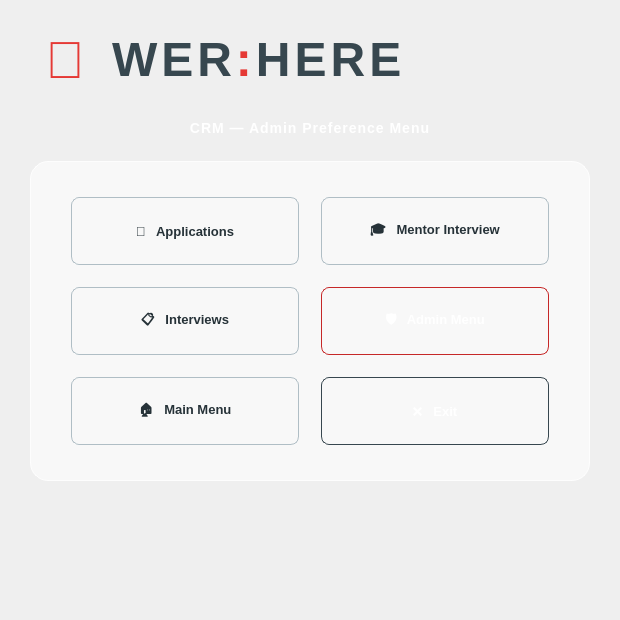
This is ui/admin_preferences.ui in waseemisaac91/CRM as Qt 5 draws it before an edit. The edited form follows.
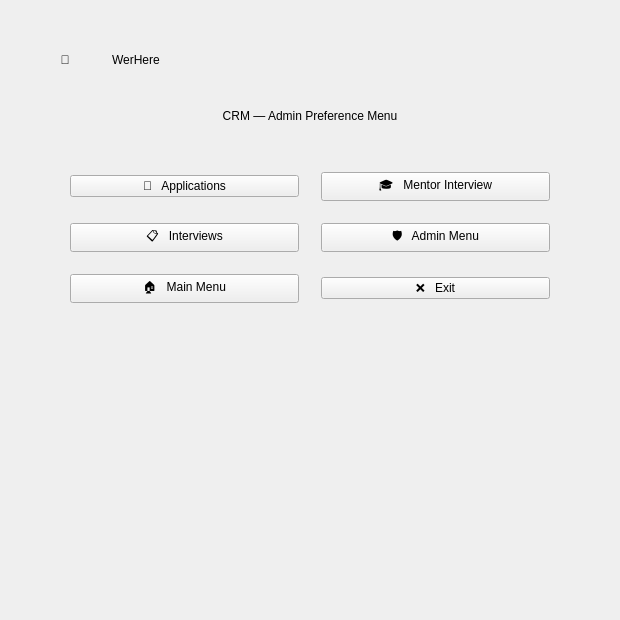
This is the edited form.

Diff of the .ui file:
```diff
--- a/ui/admin_preferences.ui
+++ b/ui/admin_preferences.ui
@@ -19,106 +19,6 @@
   <property name="windowTitle">
    <string>Admin Preference Menu</string>
   </property>
-  <property name="styleSheet">
-   <string notr="true">QWidget#AdminPreferences {
-    background: qlineargradient(x1:0, y1:0, x2:1, y2:1,
-        stop:0 #eef1f5, stop:0.5 #dde3ea, stop:1 #c9d1da);
-}
-
-/* ---------- Logo ---------- */
-QLabel#lblLogo {
-    font-size: 36px;
-    font-weight: 800;
-    color: #37474f;
-    letter-spacing: 4px;
-}
-
-QLabel#lblLogoAccent {
-    color: #e53935;
-    font-weight: 800;
-    font-size: 36px;
-    letter-spacing: 4px;
-}
-
-/* ---------- Red title bar ---------- */
-QFrame#frmTitle {
-    background-color: qlineargradient(x1:0, y1:0, x2:1, y2:0,
-        stop:0 #e53935, stop:1 #ff5252);
-    border-radius: 6px;
-    min-height: 38px;
-    max-height: 38px;
-}
-
-QLabel#lblTitle {
-    color: #ffffff;
-    font-size: 14px;
-    font-weight: bold;
-    letter-spacing: 1px;
-    padding-left: 12px;
-    padding-right: 12px;
-}
-
-/* ---------- Main card ---------- */
-QFrame#frmMenu {
-    background-color: rgba(255, 255, 255, 0.55);
-    border: 1px solid rgba(255, 255, 255, 0.85);
-    border-radius: 18px;
-}
-
-/* ---------- Buttons ---------- */
-QPushButton {
-    background: qlineargradient(x1:0, y1:0, x2:0, y2:1,
-        stop:0 #ffffff, stop:1 #e6e9ee);
-    color: #263238;
-    border: 1px solid #b0bec5;
-    border-radius: 8px;
-    font-size: 13px;
-    font-weight: bold;
-    padding: 12px 16px;
-    min-height: 42px;
-    text-align: center;
-}
-QPushButton:hover {
-    background: qlineargradient(x1:0, y1:0, x2:0, y2:1,
-        stop:0 #e3f2fd, stop:1 #bbdefb);
-    border: 1px solid #64b5f6;
-    color: #0d47a1;
-}
-QPushButton:pressed {
-    background: qlineargradient(x1:0, y1:0, x2:0, y2:1,
-        stop:0 #bbdefb, stop:1 #90caf9);
-}
-QPushButton:focus {
-    border: 2px solid #42a5f5;
-}
-
-/* ---------- Admin (highlighted) ---------- */
-QPushButton#btnAdmin {
-    background: qlineargradient(x1:0, y1:0, x2:0, y2:1,
-        stop:0 #ef5350, stop:1 #e53935);
-    color: #ffffff;
-    border: 1px solid #c62828;
-}
-QPushButton#btnAdmin:hover {
-    background: qlineargradient(x1:0, y1:0, x2:0, y2:1,
-        stop:0 #ff6659, stop:1 #d32f2f);
-}
-QPushButton#btnAdmin:pressed {
-    background: #c62828;
-}
-
-/* ---------- Exit button ---------- */
-QPushButton#btnExit {
-    background: qlineargradient(x1:0, y1:0, x2:0, y2:1,
-        stop:0 #607d8b, stop:1 #455a64);
-    color: #ffffff;
-    border: 1px solid #37474f;
-}
-QPushButton#btnExit:hover {
-    background: qlineargradient(x1:0, y1:0, x2:0, y2:1,
-        stop:0 #78909c, stop:1 #546e7a);
-}</string>
-  </property>
   <layout class="QVBoxLayout" name="rootLayout">
    <property name="spacing">
     <number>14</number>
@@ -144,37 +44,16 @@
      </property>
      <item>
       <widget class="QLabel" name="lblAvatar">
-       <property name="minimumSize">
-        <size>
-         <width>70</width>
-         <height>70</height>
-        </size>
-       </property>
-       <property name="maximumSize">
-        <size>
-         <width>70</width>
-         <height>70</height>
-        </size>
-       </property>
-       <property name="text">
-        <string>👤</string>
-       </property>
-       <property name="alignment">
-        <set>Qt::AlignCenter</set>
-       </property>
-       <property name="styleSheet">
-        <string notr="true">font-size: 52px; color: #e53935;</string>
-       </property>
+       <property name="minimumSize"><size><width>70</width><height>70</height></size></property>
+       <property name="maximumSize"><size><width>70</width><height>70</height></size></property>
+       <property name="text"><string>👤</string></property>
+       <property name="alignment"><set>Qt::AlignCenter</set></property>
       </widget>
      </item>
      <item>
       <widget class="QLabel" name="lblLogoText">
-       <property name="text">
-        <string>&lt;html&gt;&lt;head/&gt;&lt;body&gt;&lt;p&gt;&lt;span style=&quot;font-size:36pt; font-weight:800; color:#37474f; letter-spacing:4px;&quot;&gt;WER&lt;/span&gt;&lt;span style=&quot;font-size:36pt; font-weight:800; color:#e53935; letter-spacing:4px;&quot;&gt;:&lt;/span&gt;&lt;span style=&quot;font-size:36pt; font-weight:800; color:#37474f; letter-spacing:4px;&quot;&gt;HERE&lt;/span&gt;&lt;/p&gt;&lt;/body&gt;&lt;/html&gt;</string>
-       </property>
-       <property name="alignment">
-        <set>Qt::AlignLeft|Qt::AlignVCenter</set>
-       </property>
+       <property name="text"><string>WerHere</string></property>
+       <property name="alignment"><set>Qt::AlignLeft|Qt::AlignVCenter</set></property>
       </widget>
      </item>
      <item>
```
Left out of the diff: 163 changed lines with no effect on the pictures.
